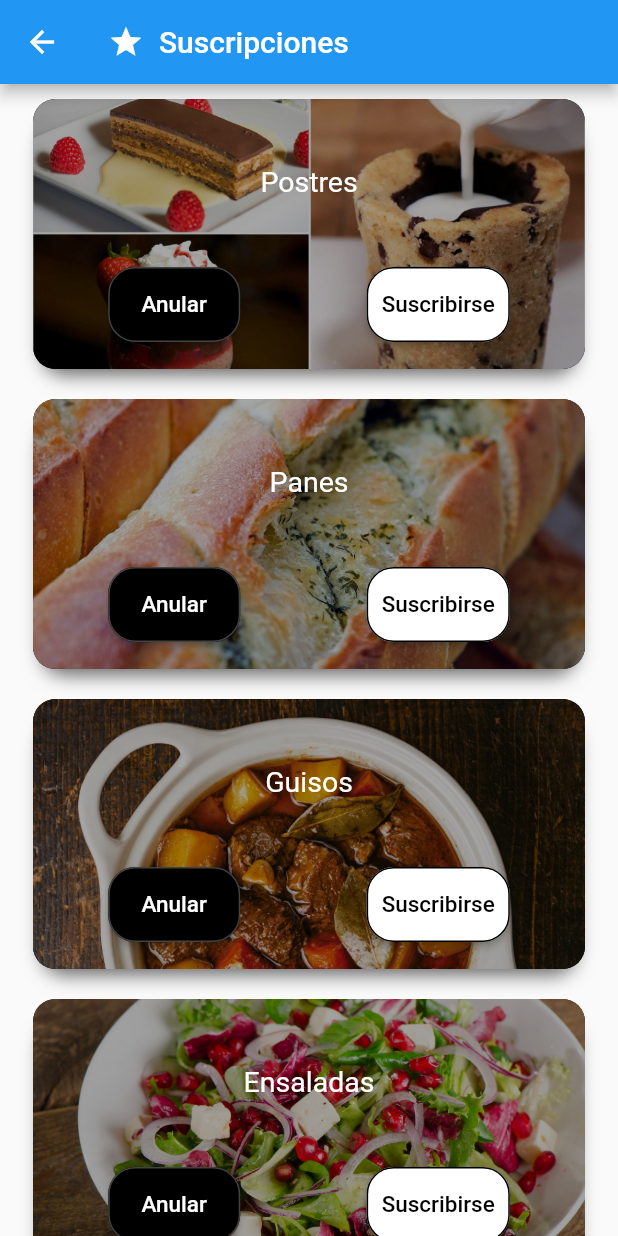
After one commit to joserochajjrc/proyecto_final_pmsnb, a Flutter app: the SubscriptionScreen screen opened by its route, on a phone screen of 412 x 824 dp. The commit adds this screen. Run offline on Flutter 3.47's test engine with Material 2 defaults, Android fonts, the phone set to English and light mode, and no system bars; our stand-ins replace cached_network_image, cloud_firestore, cloud_functions, email_validator, file_picker, firebase_auth and 11 more; missing offline and left inert: flutter_facebook_auth; accounts and stored records are empty; network calls fail.

Commit message:
Suscripciones

```diff
--- a/proyectofinal_pmsnb/lib/models/post_model.dart
+++ b/proyectofinal_pmsnb/lib/models/post_model.dart
@@ -8,6 +8,7 @@ class PostModel {
   String? tiempo;
   String? imagen;
   String? usuario;
+  String? categoria;
 
   PostModel(
       {this.nombre,
@@ -18,7 +19,8 @@ class PostModel {
       this.proteina,
       this.tiempo,
       this.imagen,
-      this.usuario});
+      this.usuario,
+      this.categoria});
 
   factory PostModel.fromMap(Map<String, dynamic> map) {
     return PostModel(
@@ -31,6 +33,7 @@ class PostModel {
       tiempo: map['tiempo'],
       imagen: map['imagen'],
       usuario: map['usuario'],
+      categoria: map['categoria'],
     );
   }
 }
--- a/proyectofinal_pmsnb/lib/routes.dart
+++ b/proyectofinal_pmsnb/lib/routes.dart
@@ -3,12 +3,14 @@ import 'package:proyectofinal_pmsnb/screens/dashboard_screen.dart';
 import 'package:proyectofinal_pmsnb/screens/login_screen.dart';
 import 'package:proyectofinal_pmsnb/screens/password_screen.dart';
 import 'package:proyectofinal_pmsnb/screens/register_screen.dart';
+import 'package:proyectofinal_pmsnb/screens/subscriptions_screen.dart';
 
 Map<String, WidgetBuilder> getApplicationRoutes() {
   return <String, WidgetBuilder>{
     '/login': (BuildContext context) => LoginScreen(),
     '/dash': (BuildContext context) => DashboardScreen(),
     '/register': (BuildContext context) => RegisterScreen(),
-    '/pwd': (BuildContext context) => passwordScreen()
+    '/pwd': (BuildContext context) => passwordScreen(),
+    '/subs': (BuildContext context) => SubscriptionScreen(),
   };
 }
--- a/proyectofinal_pmsnb/lib/screens/detail_post.dart
+++ b/proyectofinal_pmsnb/lib/screens/detail_post.dart
@@ -62,9 +62,12 @@ class _DetailPost extends State<DetailPost> {
                           style: TextStyle(
                               fontSize: 18, fontWeight: FontWeight.bold),
                         ),
-                        Text(widget.postModel.tiempo.toString()),
+                        Text(
+                          widget.postModel.categoria.toString(),
+                        ),
                       ],
                     ),
+                    Text(widget.postModel.tiempo.toString()),
                     const SizedBox(
                       height: 20,
                     ),
--- /dev/null
+++ b/proyectofinal_pmsnb/lib/screens/subscriptions_screen.dart
@@ -0,0 +1,187 @@
+import 'package:firebase_messaging/firebase_messaging.dart';
+import 'package:flutter/material.dart';
+
+class SubscriptionScreen extends StatefulWidget {
+  const SubscriptionScreen({super.key});
+
+  @override
+  State<SubscriptionScreen> createState() => _SubscriptionScreenState();
+}
+
+class _SubscriptionScreenState extends State<SubscriptionScreen> {
+  @override
+  void initState() {
+    super.initState();
+  }
+
+  @override
+  Widget build(BuildContext context) {
+    return Scaffold(
+      appBar: AppBar(
+        centerTitle: true,
+        title: const Row(
+          children: [
+            Icon(Icons.star),
+            SizedBox(
+              width: 10,
+            ),
+            Text('Suscripciones '),
+          ],
+        ),
+      ),
+      body: SingleChildScrollView(
+        child: Column(
+          children: [
+            GestureDetector(
+                child: const ItemTopic(
+                    image: 'assets/postre.jpg', text: 'Postres'),
+                onTap: () {}),
+            GestureDetector(
+                child: const ItemTopic(image: 'assets/pan.jpg', text: 'Panes'),
+                onTap: () {}),
+            GestureDetector(
+                child:
+                    const ItemTopic(image: 'assets/guiso.jpg', text: 'Guisos'),
+                onTap: () {}),
+            GestureDetector(
+                child: const ItemTopic(
+                    image: 'assets/ensalada.jpg', text: 'Ensaladas'),
+                onTap: () {}),
+            GestureDetector(
+                child:
+                    const ItemTopic(image: 'assets/crema.jpg', text: 'Cremas'),
+                onTap: () {}),
+          ],
+        ),
+      ),
+    );
+  }
+}
+
+class ItemTopic extends StatelessWidget {
+  const ItemTopic({
+    super.key,
+    required this.image,
+    required this.text,
+  });
+  final String image;
+  final String text;
+
+  @override
+  Widget build(BuildContext context) {
+    FirebaseMessaging _firebaseMessaging = FirebaseMessaging.instance;
+
+    return Container(
+      margin: EdgeInsets.symmetric(horizontal: 22, vertical: 10),
+      width: MediaQuery.of(context).size.width,
+      height: 180,
+      decoration: BoxDecoration(
+        color: Colors.black,
+        borderRadius: BorderRadius.circular(15),
+        boxShadow: [
+          BoxShadow(
+            color: Colors.black.withOpacity(0.6),
+            offset: Offset(
+              0.0,
+              10.0,
+            ),
+            blurRadius: 10.0,
+            spreadRadius: -6.0,
+          ),
+        ],
+        image: DecorationImage(
+          colorFilter: ColorFilter.mode(
+            Colors.black.withOpacity(0.35),
+            BlendMode.multiply,
+          ),
+          image: AssetImage(image),
+          fit: BoxFit.cover,
+        ),
+      ),
+      child: Padding(
+        padding: const EdgeInsets.all(8.0),
+        child: Column(
+          mainAxisAlignment: MainAxisAlignment.spaceBetween,
+          children: [
+            const SizedBox(
+              width: 10,
+            ),
+            Align(
+              alignment: Alignment.center,
+              child: Padding(
+                padding: EdgeInsets.symmetric(horizontal: 5.0),
+                child: Text(
+                  text,
+                  style: const TextStyle(
+                    fontSize: 19,
+                    color: Colors.white,
+                  ),
+                  overflow: TextOverflow.ellipsis,
+                  maxLines: 2,
+                  textAlign: TextAlign.center,
+                ),
+              ),
+            ),
+            Row(
+              mainAxisAlignment: MainAxisAlignment.spaceAround,
+              children: [
+                Container(
+                  margin: EdgeInsets.all(10),
+                  height: 50.0,
+                  child: MaterialButton(
+                    onPressed: () async {
+                      await _firebaseMessaging.unsubscribeFromTopic(text);
+                      ScaffoldMessenger.of(context).showSnackBar(const SnackBar(
+                        content: Text('Suscripcion anulada'),
+                        backgroundColor: Colors.redAccent,
+                      ));
+                    },
+                    shape: RoundedRectangleBorder(
+                      borderRadius: BorderRadius.circular(18),
+                      side: const BorderSide(
+                        color: Color.fromARGB(255, 66, 66, 66),
+                      ),
+                    ),
+                    padding: EdgeInsets.all(10),
+                    color: Colors.black,
+                    textColor: Colors.white,
+                    child: const Text(
+                      'Anular',
+                      style: TextStyle(fontSize: 15),
+                    ),
+                  ),
+                ),
+                Container(
+                  margin: EdgeInsets.all(10),
+                  height: 50.0,
+                  child: MaterialButton(
+                    onPressed: () async {
+                      await _firebaseMessaging.subscribeToTopic(text);
+                      ScaffoldMessenger.of(context).showSnackBar(SnackBar(
+                        content: Text('Suscrito a: $text'),
+                        backgroundColor: Colors.green,
+                      ));
+                    },
+                    shape: RoundedRectangleBorder(
+                      borderRadius: BorderRadius.circular(18),
+                      side: const BorderSide(
+                        color: Colors.black,
+                      ),
+                    ),
+                    padding: EdgeInsets.all(10),
+                    color: Colors.white,
+                    textColor: Colors.black,
+                    child: const Text(
+                      'Suscribirse',
+                      style: TextStyle(fontSize: 15),
+                    ),
+                  ),
+                ),
+              ],
+            ),
+          ],
+        ),
+      ),
+    );
+  }
+}
--- a/proyectofinal_pmsnb/lib/services/post_collection_fb.dart
+++ b/proyectofinal_pmsnb/lib/services/post_collection_fb.dart
@@ -22,7 +22,8 @@ class PostCollection {
         'imagen': postModel.imagen,
         'proteina': postModel.proteina,
         'usuario': postModel.usuario,
-        'tiempo': postModel.tiempo
+        'tiempo': postModel.tiempo,
+        'categoria': postModel.categoria
       },
     );
   }
--- a/proyectofinal_pmsnb/pubspec.yaml
+++ b/proyectofinal_pmsnb/pubspec.yaml
@@ -59,6 +59,7 @@ dependencies:
   firebase_in_app_messaging: ^0.7.3+1
   dio: ^5.1.2
   cached_network_image: ^3.2.3
+  group_button: ^5.3.0
 
 dev_dependencies:
   flutter_test:
```
Also changed, not shown: proyectofinal_pmsnb/lib/screens/dashboard_screen.dart (+17 -6 lines), proyectofinal_pmsnb/lib/screens/list_post_cloud_screen.dart (+2 -5 lines), proyectofinal_pmsnb/lib/screens/post_screen.dart (+24 -10 lines), proyectofinal_pmsnb/assets/crema.jpg (added), proyectofinal_pmsnb/assets/ensalada.jpg (added), proyectofinal_pmsnb/assets/guiso.jpg (added), proyectofinal_pmsnb/assets/pan.jpg (added), proyectofinal_pmsnb/assets/postre.jpg (added), proyectofinal_pmsnb/pubspec.lock.
